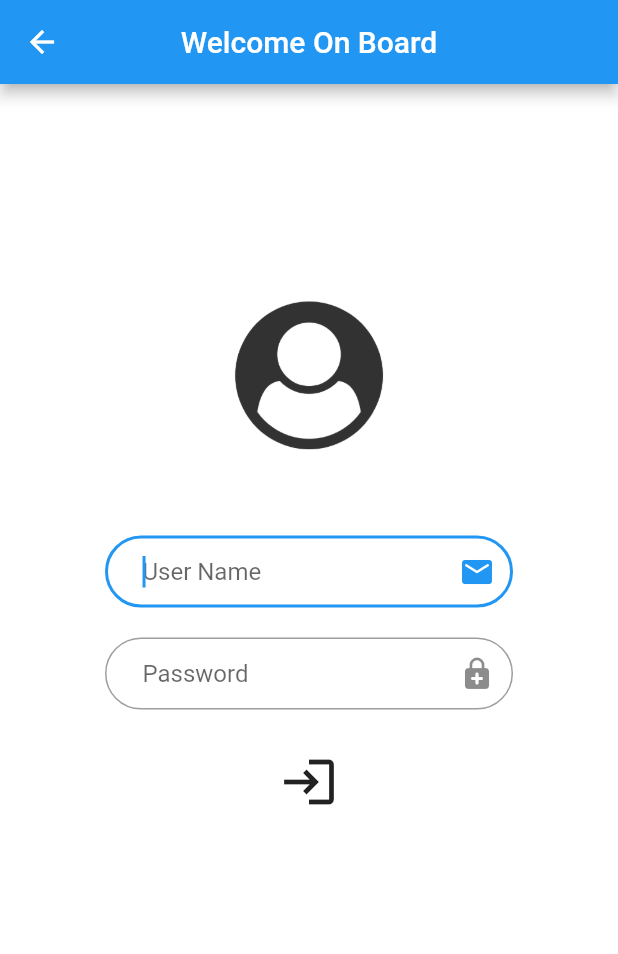
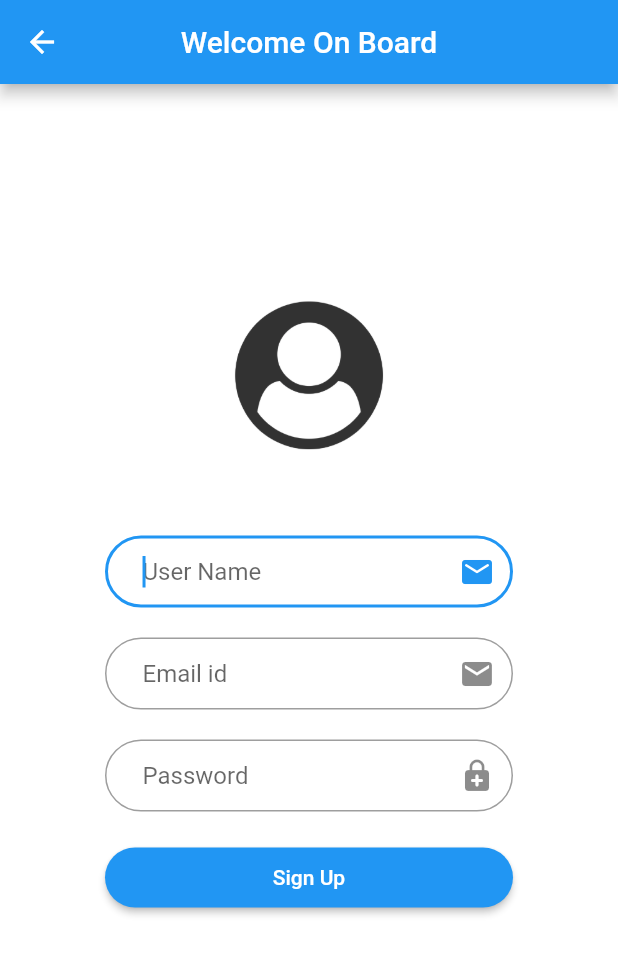
Before and after one commit to ShraddhaSaumya/News_app, a Flutter app: the SignUp screen opened directly, on a phone screen of 412 x 824 dp. Shown: the top 954 px of the screen. Run offline on Flutter 3.47's test engine with Material 2 defaults, Android fonts, the phone set to English and light mode, and no system bars; our stand-ins replace animated_splash_screen, firebase_auth, firebase_core, flare_flutter, fluttertoast, ionicons; accounts and stored records are empty; network calls fail.

Commit message:
Login UI change

```diff
--- a/lib/SignUp.dart
+++ b/lib/SignUp.dart
@@ -58,6 +58,16 @@ class _SignUpState extends State<SignUp> {
           SizedBox(height: 20),
           TextField(
             cursorHeight: 21,
+            controller: _email,
+            cursorWidth: 2,
+            keyboardType: TextInputType.emailAddress,
+            obscureText: true,
+            decoration: buildBorder(
+                "Email id", Icon(Icons.email)),
+          ),
+          SizedBox(height: 20),
+          TextField(
+            cursorHeight: 21,
             cursorWidth: 2,
             controller: _pwd,
             keyboardType: TextInputType.visiblePassword,
@@ -65,14 +75,17 @@ class _SignUpState extends State<SignUp> {
             decoration: buildBorder(
                 "Password", Icon(Icons.enhanced_encryption_rounded)),
           ),
-          SizedBox(height: 20),
-          IconButton(
-            icon: Icon(Icons.login),
-            iconSize: 40,
-            onPressed: () => signup(
+          SizedBox(height:20),
+          RaisedButton(
+        shape: RoundedRectangleBorder(
+          borderRadius: BorderRadius.circular(24),
+        ),
+        onPressed: () => signup(
                 _email.text.toString().trim(), _pwd.text.toString().trim()),
-            ),
-        ],
+        padding: EdgeInsets.all(12),
+        color: Colors.blue,
+        child: Text('Sign Up', style: TextStyle(color: Colors.white)),
+      ),],
       ),
     );
   }
```
Also changed, not shown: lib/News/news.dart (+11 -14 lines), lib/Pages/ccpage.dart (+115 -22 lines), lib/homelogin.dart (+26 -21 lines), PicturesforReadme/a.jpeg (added), PicturesforReadme/a.jpg (deleted), PicturesforReadme/b.jpeg, assets/crypt.jpg (deleted).
